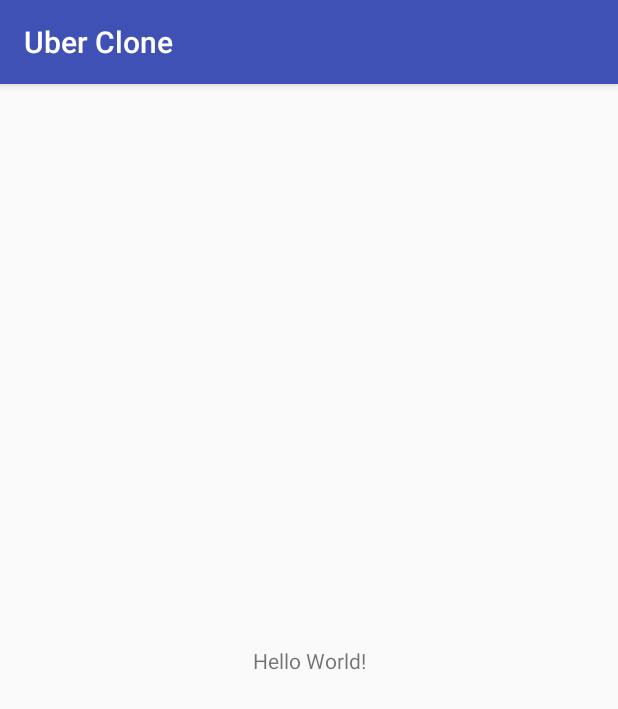
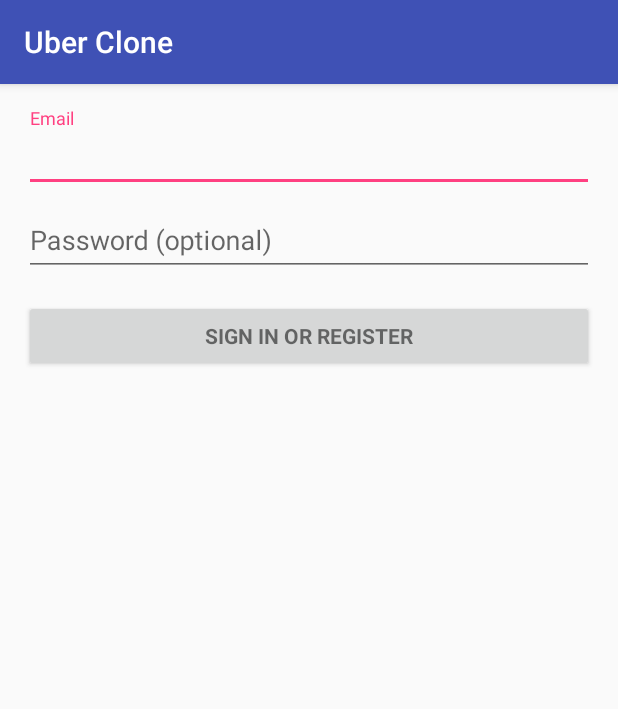
Before and after one commit to PR4S4D/UberClone, an Android app: the screen it shows after launch (MainActivity before the commit, LoginActivity after it), on a phone screen of 412 x 824 dp. Shown: the top 709 px of the screen. Run offline under Robolectric (Android 15) with nearby library versions, the phone set to English and light mode, and no system bars.

Commit message:
feat: login page - ui

```diff
--- a/app/build.gradle
+++ b/app/build.gradle
@@ -25,4 +25,5 @@ dependencies {
     testImplementation 'junit:junit:4.12'
     androidTestImplementation 'com.android.support.test:runner:1.0.1'
     androidTestImplementation 'com.android.support.test.espresso:espresso-core:3.0.1'
+    implementation 'com.android.support:design:26.1.0'
 }
--- a/app/src/main/AndroidManifest.xml
+++ b/app/src/main/AndroidManifest.xml
@@ -9,7 +9,7 @@
         android:roundIcon="@mipmap/ic_launcher_round"
         android:supportsRtl="true"
         android:theme="@style/AppTheme" >
-        <activity android:name=".MainActivity" >
+        <activity android:name=".LoginActivity" >
             <intent-filter>
                 <action android:name="android.intent.action.MAIN" />
 
--- a/app/src/main/java/com/slp/com/uberclone/MainActivity.java
+++ b/app/src/main/java/com/slp/com/uberclone/LoginActivity.java
@@ -3,11 +3,11 @@ package com.slp.com.uberclone;
 import android.support.v7.app.AppCompatActivity;
 import android.os.Bundle;
 
-public class MainActivity extends AppCompatActivity {
+public class LoginActivity extends AppCompatActivity {
 
     @Override
     protected void onCreate(Bundle savedInstanceState) {
         super.onCreate(savedInstanceState);
-        setContentView(R.layout.activity_main);
+        setContentView(R.layout.activity_login);
     }
 }
--- /dev/null
+++ b/app/src/main/res/layout/activity_login.xml
@@ -0,0 +1,77 @@
+<LinearLayout xmlns:android="http://schemas.android.com/apk/res/android"
+    xmlns:tools="http://schemas.android.com/tools"
+    android:layout_width="match_parent"
+    android:layout_height="match_parent"
+    android:gravity="center_horizontal"
+    android:orientation="vertical"
+    android:paddingBottom="@dimen/activity_vertical_margin"
+    android:paddingLeft="@dimen/activity_horizontal_margin"
+    android:paddingRight="@dimen/activity_horizontal_margin"
+    android:paddingTop="@dimen/activity_vertical_margin"
+    tools:context="com.slp.com.uberclone.LoginActivity">
+
+    <!-- Login progress -->
+    <ProgressBar
+        android:id="@+id/login_progress"
+        style="?android:attr/progressBarStyleLarge"
+        android:layout_width="wrap_content"
+        android:layout_height="wrap_content"
+        android:layout_marginBottom="8dp"
+        android:visibility="gone"/>
+
+    <ScrollView
+        android:id="@+id/login_form"
+        android:layout_width="match_parent"
+        android:layout_height="match_parent">
+
+        <LinearLayout
+            android:id="@+id/email_login_form"
+            android:layout_width="match_parent"
+            android:layout_height="wrap_content"
+            android:orientation="vertical">
+
+            <android.support.design.widget.TextInputLayout
+                android:layout_width="match_parent"
+                android:layout_height="wrap_content">
+
+                <AutoCompleteTextView
+                    android:id="@+id/email"
+                    android:layout_width="match_parent"
+                    android:layout_height="wrap_content"
+                    android:hint="@string/prompt_email"
+                    android:inputType="textEmailAddress"
+                    android:maxLines="1"
+                    android:singleLine="true"/>
+
+            </android.support.design.widget.TextInputLayout>
+
+            <android.support.design.widget.TextInputLayout
+                android:layout_width="match_parent"
+                android:layout_height="wrap_content">
+
+                <EditText
+                    android:id="@+id/password"
+                    android:layout_width="match_parent"
+                    android:layout_height="wrap_content"
+                    android:hint="@string/prompt_password"
+                    android:imeActionId="6"
+                    android:imeActionLabel="@string/action_sign_in_short"
+                    android:imeOptions="actionUnspecified"
+                    android:inputType="textPassword"
+                    android:maxLines="1"
+                    android:singleLine="true"/>
+
+            </android.support.design.widget.TextInputLayout>
+
+            <Button
+                android:id="@+id/email_sign_in_button"
+                style="?android:textAppearanceSmall"
+                android:layout_width="match_parent"
+                android:layout_height="wrap_content"
+                android:layout_marginTop="16dp"
+                android:text="@string/action_sign_in"
+                android:textStyle="bold"/>
+
+        </LinearLayout>
+    </ScrollView>
+</LinearLayout>
--- a/app/src/main/res/layout/activity_main.xml
+++ /dev/null
@@ -1,19 +0,0 @@
-<?xml version="1.0" encoding="utf-8"?>
-<android.support.constraint.ConstraintLayout
-    xmlns:android="http://schemas.android.com/apk/res/android"
-    xmlns:tools="http://schemas.android.com/tools"
-    xmlns:app="http://schemas.android.com/apk/res-auto"
-    android:layout_width="match_parent"
-    android:layout_height="match_parent"
-    tools:context="com.slp.com.uberclone.MainActivity">
-
-    <TextView
-        android:layout_width="wrap_content"
-        android:layout_height="wrap_content"
-        android:text="Hello World!"
-        app:layout_constraintBottom_toBottomOf="parent"
-        app:layout_constraintLeft_toLeftOf="parent"
-        app:layout_constraintRight_toRightOf="parent"
-        app:layout_constraintTop_toTopOf="parent" />
-
-</android.support.constraint.ConstraintLayout>
--- /dev/null
+++ b/app/src/main/res/values/dimen.xml
@@ -0,0 +1,5 @@
+<?xml version="1.0" encoding="utf-8"?>
+<resources>
+    <dimen name="activity_horizontal_margin">16dp</dimen>
+    <dimen name="activity_vertical_margin">16dp</dimen>
+</resources>
--- a/app/src/main/res/values/strings.xml
+++ b/app/src/main/res/values/strings.xml
@@ -1,3 +1,11 @@
 <resources>
     <string name="app_name">Uber Clone</string>
+    <string name="prompt_email">Email</string>
+    <string name="prompt_password">Password (optional)</string>
+    <string name="action_sign_in">Sign in or register</string>
+    <string name="action_sign_in_short">Sign in</string>
+    <string name="error_invalid_email">This email address is invalid</string>
+    <string name="error_invalid_password">This password is too short</string>
+    <string name="error_incorrect_password">This password is incorrect</string>
+    <string name="error_field_required">This field is required</string>
 </resources>
```
